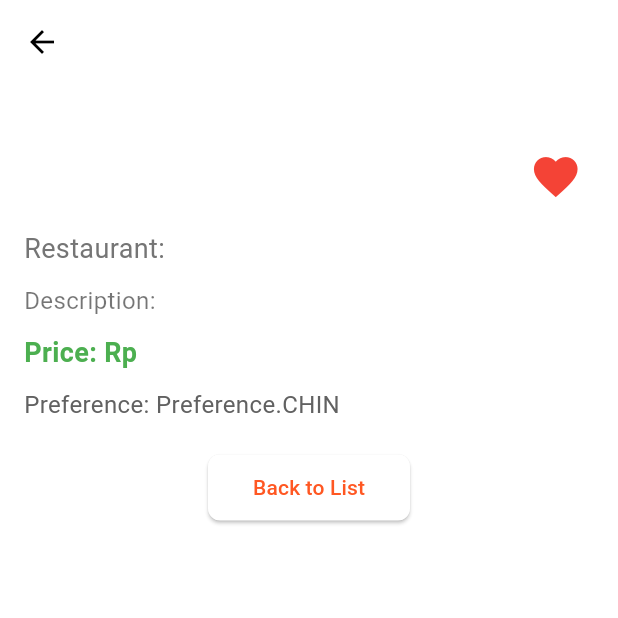
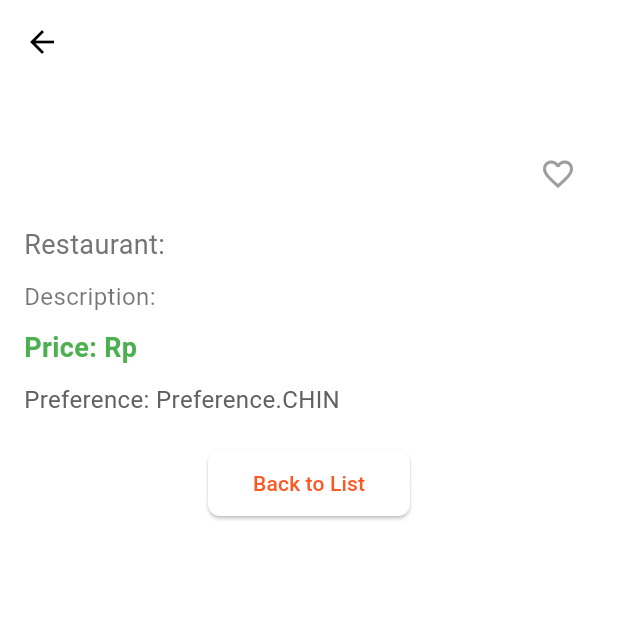
Before and after one commit to grup-1-pbp/mangan-yuk-mobile, a Flutter app: the FoodDetailPage screen opened directly with empty values, after a tap on the "favorite outline" icon, on a phone screen of 412 x 824 dp, the top half of it. Run offline on Flutter 3.47's test engine with Material 3 defaults, Android fonts, the phone set to English and light mode, and no system bars; missing offline and left inert: pbp_django_auth; network calls fail.

Commit message:
bookmark

```diff
--- a/lib/models/bookmark_model.dart
+++ /dev/null
@@ -1,43 +0,0 @@
-import 'dart:convert';
-import 'package:mangan_yuk_mobile/models/food_entry.dart';
-import 'package:mangan_yuk_mobile/screens/artikel_detail_page.dart';
-
-class BookmarkModel {
-  String id;
-  FoodEntry food;
-  bool isBookmarked;
-
-  static List<FoodEntry> _bookmarkedFoods = [];
-
-  BookmarkModel({
-    required this.id,
-    required this.food,
-    this.isBookmarked = false,
-  });
-
-  // Existing JSON methods
-  factory BookmarkModel.fromJson(Map<String, dynamic> json) => BookmarkModel(
-        id: json["id"],
-        food: FoodEntry.fromJson(json["food"]),
-        isBookmarked: json["is_bookmarked"] ?? false,
-      );
-
-  Map<String, dynamic> toJson() => {
-        "id": id,
-        "food": food.toJson(),
-        "is_bookmarked": isBookmarked,
-      };
-
-  // Added BookmarkService methods
-  static List<FoodEntry> getBookmarkedFoods() {
-    return _bookmarkedFoods;
-  }
-
-  static void toggleBookmark(FoodEntry food) {
-    if (_bookmarkedFoods.contains(food)) {
-      _bookmarkedFoods.remove(food);
-    } else {
-      _bookmarkedFoods.add(food);
-    }
-  }
-}
--- a/lib/screens/food_detail_page.dart
+++ b/lib/screens/food_detail_page.dart
@@ -1,7 +1,8 @@
   import 'package:flutter/material.dart';
   import 'package:mangan_yuk_mobile/models/food_entry.dart';
   import 'package:mangan_yuk_mobile/widgets/bookmark_button.dart';
-  import 'package:mangan_yuk_mobile/models/bookmark_model.dart';
+  import 'package:mangan_yuk_mobile/models/bookmark.dart';
+
 
   class FoodDetailPage extends StatefulWidget {
     final FoodEntry food;
@@ -61,15 +62,15 @@
                     ),
                   ),
                   BookmarkButton(
-                    foodId: widget.food.id,
-                    isBookmarked: widget.food.isBookmarked,
-                    onToggle: (isBookmarked) {
-                      setState(() {
-                        widget.food.isBookmarked = isBookmarked;
-                        BookmarkModel.toggleBookmark(widget.food);
-                      });
-                    },
-                  ),
+                  foodId: widget.food.id, // ID makanan yang dioper
+                  isBookmarked: widget.food.isBookmarked, // Status awal bookmark
+                  onToggle: (isBookmarked) {
+                    setState(() {
+                      widget.food.isBookmarked = isBookmarked; // Perbarui status di UI
+                    });
+                  },
+                ),
+
                 ],
               ),
               const SizedBox(height: 10),
--- a/lib/screens/list_foodentry.dart
+++ b/lib/screens/list_foodentry.dart
@@ -185,7 +185,7 @@ class _FoodPageState extends State<FoodPage> {
                                       TextButton(
                                         onPressed: () {
                                           Navigator.pop(context);
-                                          deleteFood(request, food.pk);
+                                          deleteFood(request, food.id);
                                         },
                                         child: const Text("Delete"),
                                       ),
--- a/lib/widgets/bookmark_button.dart
+++ b/lib/widgets/bookmark_button.dart
@@ -1,4 +1,6 @@
 import 'package:flutter/material.dart';
+import 'package:http/http.dart' as http;
+import 'dart:convert';
 
 class BookmarkButton extends StatefulWidget {
   final String foodId;
@@ -22,26 +24,19 @@ class _BookmarkButtonState extends State<BookmarkButton> {
   @override
   void initState() {
     super.initState();
-    _isBookmarked = widget.isBookmarked;
+    _isBookmarked = widget.isBookmarked; // Inisialisasi
   }
 
   @override
   Widget build(BuildContext context) {
-    return Container(
-      alignment: Alignment.center,
-      child: IconButton(
-        icon: Icon(
-          _isBookmarked ? Icons.favorite : Icons.favorite_border,
-          color: _isBookmarked ? Colors.red : Colors.grey,
-          size: 35,
-        ),
-        onPressed: () {
-          setState(() {
-            _isBookmarked = !_isBookmarked;
-            widget.onToggle(_isBookmarked);
-          });
-        },
+    return IconButton(
+      icon: Icon(
+        _isBookmarked ? Icons.favorite : Icons.favorite_border,
+        color: _isBookmarked ? Colors.red : Colors.grey,
       ),
+      onPressed: () {
+        // Logika toggle bookmark
+      },
     );
   }
 }
```
Also changed, not shown: lib/models/bookmark.dart (added, +81 -0 lines), lib/screens/bookmark_list_screen.dart (+49 -75 lines).
